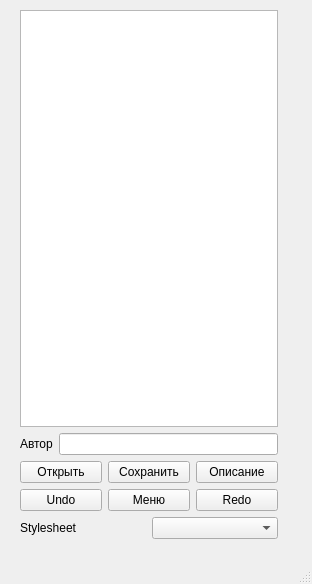
First picture: the form in les6/mainwindow.ui, repository superpavelka/Qt, before the edit.
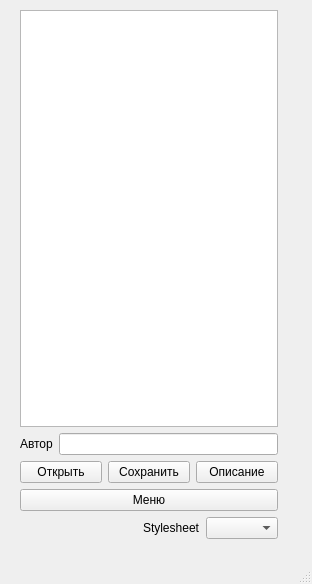
Second picture: the form after the edit.

Commit message: les6: multi-window interface, removed functions undo and redo

Patch:
```diff
--- a/les6/mainwindow.ui
+++ b/les6/mainwindow.ui
@@ -80,13 +80,6 @@
      </item>
      <item>
       <layout class="QHBoxLayout" name="horizontalLayout_2">
-       <item>
-        <widget class="QPushButton" name="btn_undo">
-         <property name="text">
-          <string>Undo</string>
-         </property>
-        </widget>
-       </item>
        <item>
         <widget class="QPushButton" name="btn_menu">
          <property name="text">
@@ -94,17 +87,23 @@
          </property>
         </widget>
        </item>
-       <item>
-        <widget class="QPushButton" name="btn_redo">
-         <property name="text">
-          <string>Redo</string>
-         </property>
-        </widget>
-       </item>
       </layout>
      </item>
      <item>
       <layout class="QHBoxLayout" name="horizontalLayout_4">
+       <item>
+        <spacer name="horizontalSpacer">
+         <property name="orientation">
+          <enum>Qt::Horizontal</enum>
+         </property>
+         <property name="sizeHint" stdset="0">
+          <size>
+           <width>40</width>
+           <height>20</height>
+          </size>
+         </property>
+        </spacer>
+       </item>
        <item>
         <widget class="QLabel" name="label_3">
          <property name="text">
```
The commit also changes 2 other files.
